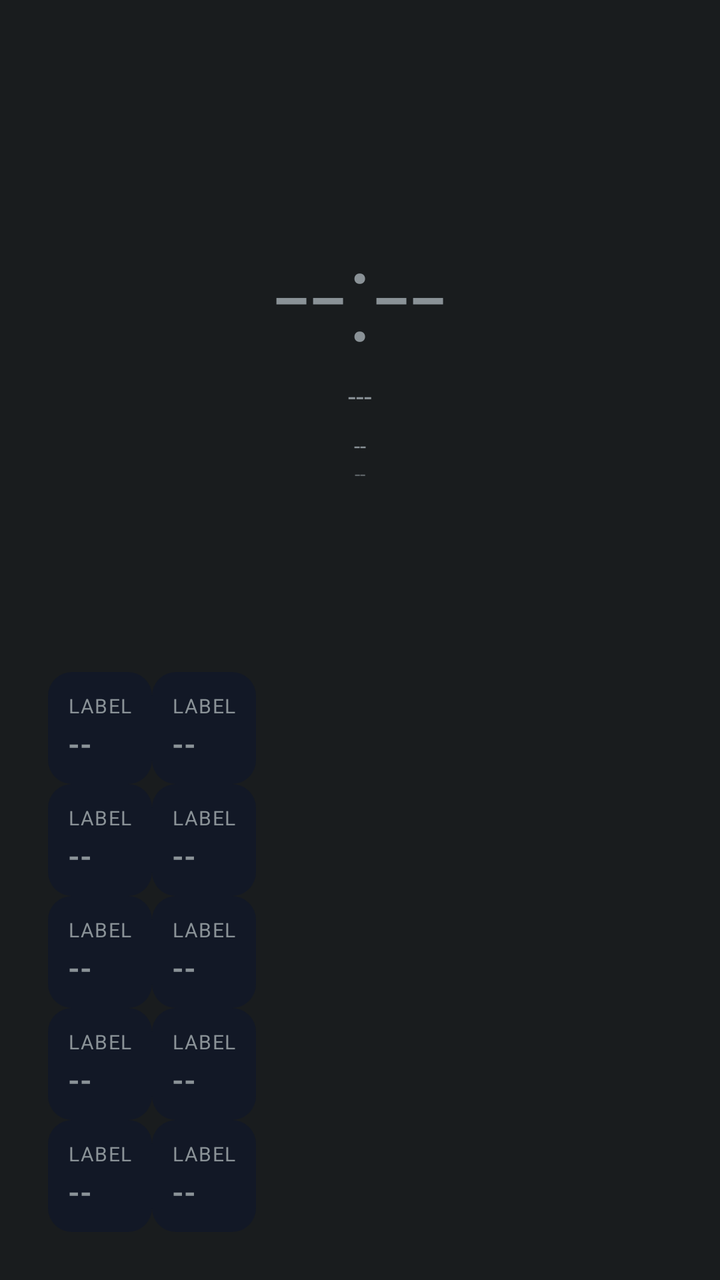
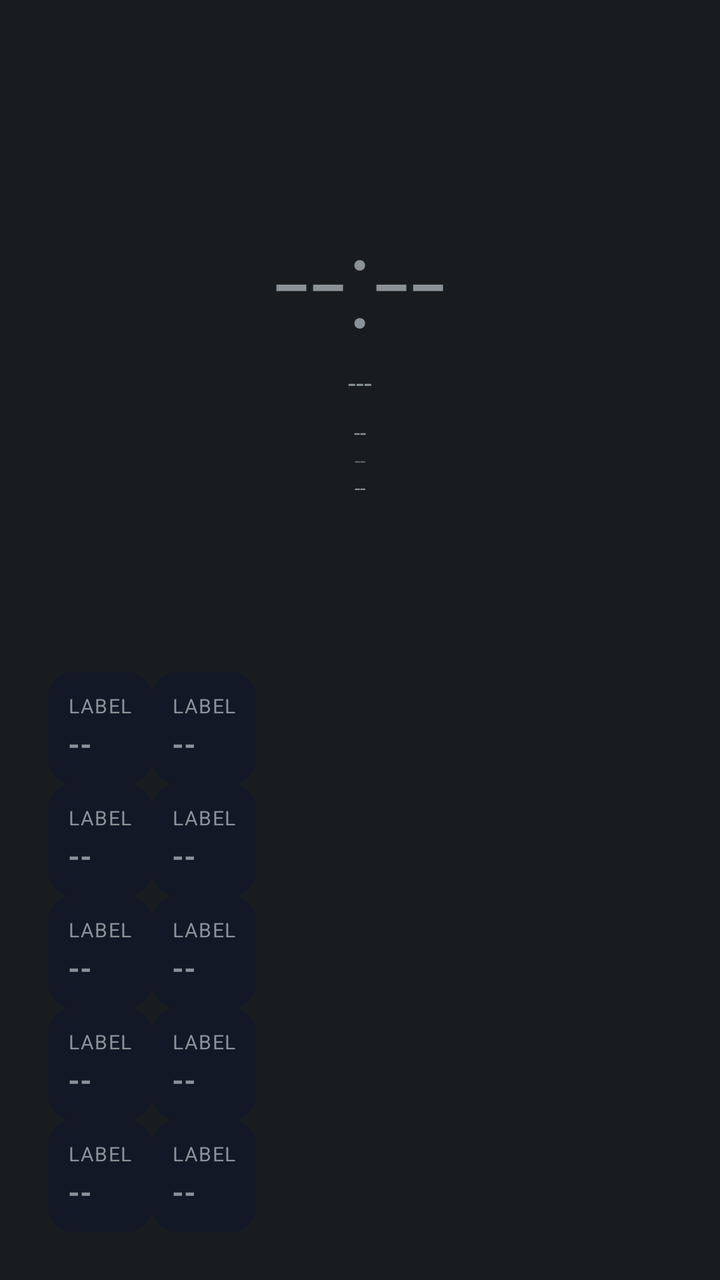

Before-and-after screenshots of an Android layout around one commit, followed by the original layout XML and the change that was made.
<!-- AndroidManifest.xml: application theme android:Theme.DeviceDefault.NoActionBar -->
<!-- res/layout/aod_layout_split.xml -->
<?xml version="1.0" encoding="utf-8"?>
<LinearLayout xmlns:android="http://schemas.android.com/apk/res/android"
    android:id="@+id/bg_root"
    android:layout_width="match_parent"
    android:layout_height="match_parent"
    android:orientation="vertical"
    android:padding="24dp">

    <LinearLayout
        android:layout_width="match_parent"
        android:layout_height="0dp"
        android:layout_weight="1"
        android:gravity="center"
        android:orientation="vertical">

        <TextView
            android:id="@+id/clock"
            android:layout_width="wrap_content"
            android:layout_height="wrap_content"
            android:layout_gravity="center_horizontal"
            android:textSize="64sp"
            android:fontFamily="sans-serif-light"
            android:text="--:--" />

        <TextView
            android:id="@+id/date"
            android:layout_width="wrap_content"
            android:layout_height="wrap_content"
            android:layout_gravity="center_horizontal"
            android:textSize="14sp"
            android:text="---" />

        <TextView
            android:id="@+id/health_badge"
            android:layout_width="wrap_content"
            android:layout_height="wrap_content"
            android:layout_gravity="center_horizontal"
            android:textSize="11sp"
            android:textAllCaps="true"
            android:layout_marginTop="8dp"
            android:text="--" />

        <TextView
            android:id="@+id/perf_badge"
            android:layout_width="wrap_content"
            android:layout_height="wrap_content"
            android:layout_gravity="center_horizontal"
            android:textSize="10sp"
            android:alpha="0.6"
            android:text="--" />
    </LinearLayout>

    <View
        android:id="@+id/divider_1"
        android:layout_width="match_parent"
        android:layout_height="1dp"
        android:layout_marginBottom="12dp" />

    <GridLayout
        android:layout_width="match_parent"
        android:layout_height="wrap_content"
        android:columnCount="2"
        android:rowCount="5">

        <include layout="@layout/aod_tile" android:id="@+id/row0" />
        <include layout="@layout/aod_tile" android:id="@+id/row1" />
        <include layout="@layout/aod_tile" android:id="@+id/row2" />
        <include layout="@layout/aod_tile" android:id="@+id/row3" />
        <include layout="@layout/aod_tile" android:id="@+id/row4" />
        <include layout="@layout/aod_tile" android:id="@+id/row5" />
        <include layout="@layout/aod_tile" android:id="@+id/row6" />
        <include layout="@layout/aod_tile" android:id="@+id/row7" />
        <include layout="@layout/aod_tile" android:id="@+id/row8" />
        <include layout="@layout/aod_tile" android:id="@+id/row9" />

    </GridLayout>

</LinearLayout>
<!-- res/layout/aod_tile.xml (included above) -->
<?xml version="1.0" encoding="utf-8"?>
<LinearLayout xmlns:android="http://schemas.android.com/apk/res/android"
    android:layout_width="0dp"
    android:layout_height="wrap_content"
    android:layout_columnWeight="1"
    android:layout_margin="4dp"
    android:background="@drawable/aod_panel_bg"
    android:orientation="vertical"
    android:padding="10dp">

    <TextView
        android:id="@+id/stat_label"
        android:layout_width="wrap_content"
        android:layout_height="wrap_content"
        android:textSize="10sp"
        android:textAllCaps="true"
        android:letterSpacing="0.05"
        android:text="Label" />

    <TextView
        android:id="@+id/stat_value"
        android:layout_width="wrap_content"
        android:layout_height="wrap_content"
        android:layout_marginTop="2dp"
        android:textSize="15sp"
        android:textStyle="bold"
        android:text="--" />

</LinearLayout>
<!-- resources referenced by this layout -->
<resources>
  <!-- drawable aod_panel_bg (drawable) -->
  <?xml version="1.0" encoding="utf-8"?>
  <shape xmlns:android="http://schemas.android.com/apk/res/android">
      <solid android:color="#121826" />
      <corners android:radius="12dp" />
  </shape>
</resources>

<!-- the commit's change to res/layout/aod_layout_split.xml (unified diff, before → after) -->
@@ -47,6 +47,14 @@
             android:layout_gravity="center_horizontal"
             android:textSize="10sp"
             android:alpha="0.6"
+            android:text="--" />
+
+        <TextView
+            android:id="@+id/net_type_badge"
+            android:layout_width="wrap_content"
+            android:layout_height="wrap_content"
+            android:layout_gravity="center_horizontal"
+            android:textSize="10sp"
             android:text="--" />
     </LinearLayout>
 
